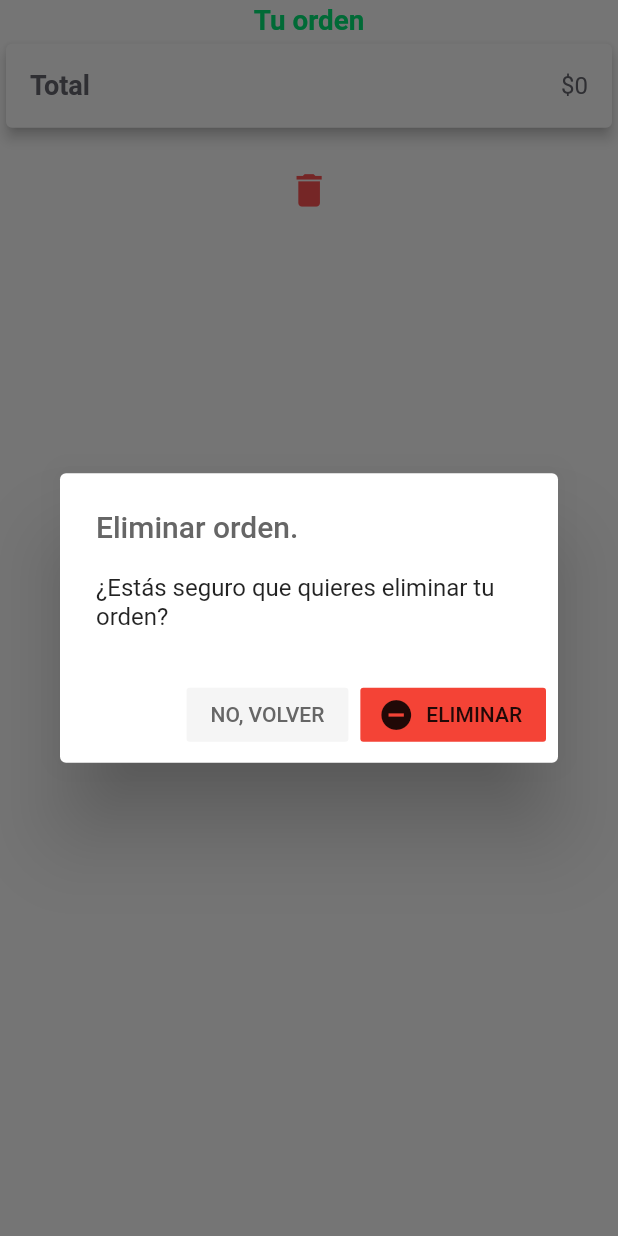
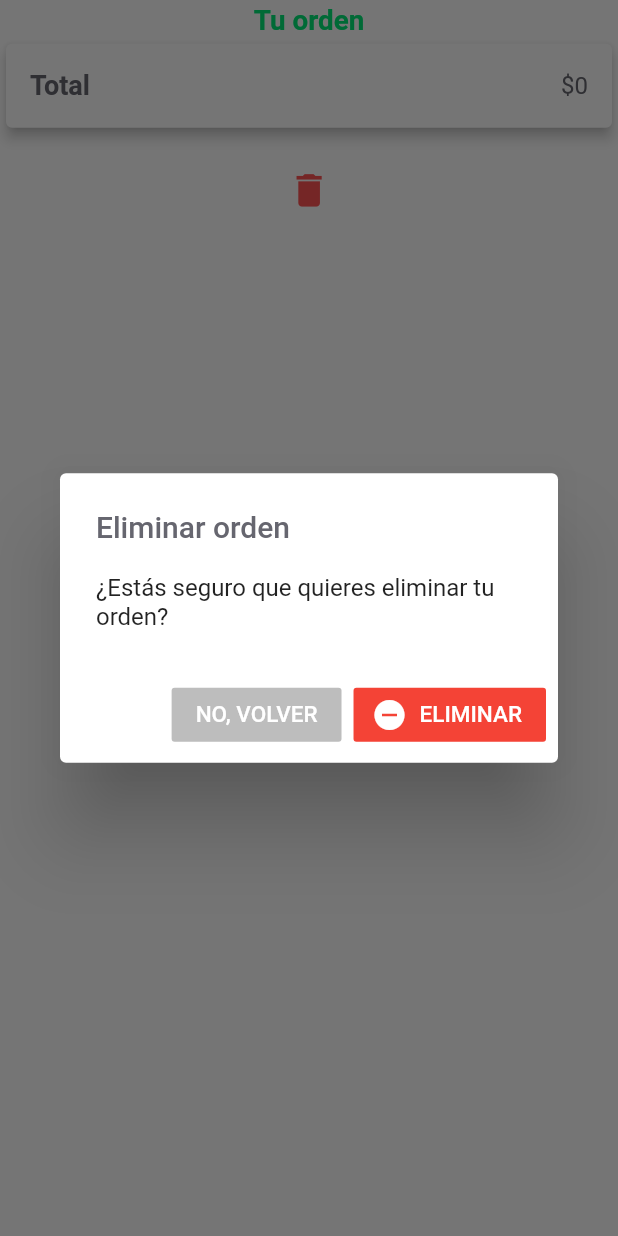
Before and after one commit to jcardenasc93/PideFacilApp, a Flutter app: the OrderManager screen opened directly with empty values, after a tap on the "delete" icon, on a phone screen of 412 x 824 dp. Run offline on Flutter 3.47's test engine with Material 2 defaults, Android fonts, the phone set to English and light mode, and no system bars; our stand-ins replace flutter_dotenv, flutter_screenutil; missing offline and left inert: barcode_scan.

Commit message:
Updates and includes general app styles

```diff
--- a/lib/managers/order_manager.dart
+++ b/lib/managers/order_manager.dart
@@ -85,24 +85,22 @@ class OrderManagerState extends State<OrderManager> {
         builder: (BuildContext context) {
           /// Create the AlertDialog.
           return AlertDialog(
-            title: new Text(
-              'Agrega observaciones a tu pedido',
-              style: TextStyle(
-                color: Color(0xFF666666),
-              ),
-            ),
+            title: new Text('Agrega observaciones a tu pedido',
+                style: appTextStyle.alertTitle),
             content: new TextField(
                 controller: _commentsController,
                 decoration: InputDecoration(
                   hintText: 'Escribe tus observaciones aquí',
                   enabledBorder: new OutlineInputBorder(
-                      borderSide: BorderSide(color: new Color(0xFF00E676)),
+                      borderSide:
+                          BorderSide(color: AppColorPalette["primaryGreen"]),
                       borderRadius: new BorderRadius.circular(8.0)),
                   focusedBorder: new OutlineInputBorder(
-                      borderSide: BorderSide(color: new Color(0xFF00E676)),
+                      borderSide:
+                          BorderSide(color: AppColorPalette["primaryGreen"]),
                       borderRadius: new BorderRadius.circular(8.0)),
                 ),
-                cursorColor: new Color(0xFF00E676),
+                cursorColor: AppColorPalette["primaryGreen"],
                 maxLines: 5,
                 maxLength: 100),
             // These are user options.
@@ -110,17 +108,17 @@ class OrderManagerState extends State<OrderManager> {
               FlatButton(
                 child: Text(
                   'NO, VOLVER',
-                  style: TextStyle(color: Color(0xFF666666)),
+                  style: appTextStyle.textButton,
                 ),
-                color: Colors.grey.shade100,
+                color: Colors.grey.shade400,
                 onPressed: () {
                   Navigator.of(context).pop();
                 },
               ),
               FlatButton.icon(
-                  color: new Color(0xFF00E676),
+                  color: AppColorPalette["primaryGreen"],
                   icon: Icon(Icons.check_circle_rounded, color: Colors.white),
-                  label: Text('OK', style: TextStyle(color: Colors.white)),
+                  label: Text('OK', style: appTextStyle.textButton),
                   onPressed: () {
                     Navigator.of(context).pop();
                     _addComments(index, _commentsController.text);
@@ -139,29 +137,21 @@ class OrderManagerState extends State<OrderManager> {
         builder: (BuildContext context) {
           /// Create the AlertDialog.
           return AlertDialog(
-            title: new Text(
-              'Eliminar orden.',
-              style: TextStyle(
-                color: Color(0xFF666666),
-              ),
-            ),
+            title: new Text('Eliminar orden', style: appTextStyle.alertTitle),
             content: new Text('¿Estás seguro que quieres eliminar tu orden?'),
             // These are user options.
             actions: <Widget>[
               FlatButton(
-                child: Text(
-                  'NO, VOLVER',
-                  style: TextStyle(color: Color(0xFF666666)),
-                ),
-                color: Colors.grey.shade100,
+                child: Text('NO, VOLVER', style: appTextStyle.textButton),
+                color: Colors.grey.shade400,
                 onPressed: () {
                   Navigator.of(context).pop();
                 },
               ),
               FlatButton.icon(
                   color: Colors.red,
-                  icon: Icon(Icons.remove_circle),
-                  label: Text('ELIMINAR'),
+                  icon: Icon(Icons.remove_circle, color: Colors.white),
+                  label: Text('ELIMINAR', style: appTextStyle.textButton),
                   onPressed: () {
                     Navigator.of(context).pop();
                     _deleteOrder();
@@ -218,7 +208,7 @@ class OrderManagerState extends State<OrderManager> {
                   style: new TextStyle(
                     fontSize: ScreenUtil.instance.setSp(18.0),
                     fontWeight: FontWeight.bold,
-                    color: Color(0xFF00E676),
+                    color: AppColorPalette["primaryGreen"]
                   ),
                   textAlign: TextAlign.center,
                 ),
--- a/lib/pages/home.dart
+++ b/lib/pages/home.dart
@@ -168,11 +168,11 @@ class MainPage extends State<HomePage> {
                           width: ScreenUtil.instance.setHeight(230.0),
                           height: ScreenUtil.instance.setHeight(40.0),
                           child: FlatButton.icon(
-                            color: Color(0xFF00E676),
+                            color: AppColorPalette["primaryGreen"],
                             onPressed: _scanQR,
                             icon: new Icon(
                               const IconData(0xE900, fontFamily: 'Qrcode'),
-                              color: Color(0xFFFFFFFF),
+                              color: Colors.white,
                               size: ScreenUtil.instance.setSp(13.0),
                             ),
                             label: Text("ESCANEAR CODIGO QR",
@@ -180,7 +180,7 @@ class MainPage extends State<HomePage> {
                             shape: RoundedRectangleBorder(
                               borderRadius: BorderRadius.circular(8.0),
                               side: BorderSide(
-                                  color: Color(0xFF00E676),
+                                  color: AppColorPalette["primaryGreen"],
                                   width: ScreenUtil.instance.setWidth(2.0)),
                             ),
                           ),
--- a/lib/styles/app_style.dart
+++ b/lib/styles/app_style.dart
@@ -67,11 +67,19 @@ class AppTextStyle {
       TextStyle(fontSize: 16.0, color: AppColorPalette["default"]);
   TextStyle _cardTrailingTiny =
       TextStyle(fontSize: 13.0, color: AppColorPalette["default"]);
+  TextStyle _cardTrailingTinyUnderlined = TextStyle(
+      fontSize: 13.0,
+      decoration: TextDecoration.underline,
+      color: AppColorPalette["default"]);
   TextStyle _cardTrailingTinyStrong = TextStyle(
       fontSize: 13.0,
       fontWeight: FontWeight.w700,
       color: AppColorPalette["default"]);
-  TextStyle _textButton = TextStyle(fontSize: 16.0, color: Colors.white);
+  TextStyle _textButton = TextStyle(fontSize: 15.0, color: Colors.white);
+  TextStyle _alertTitle = TextStyle(
+      fontSize: 20.0,
+      fontWeight: FontWeight.w500,
+      color: AppColorPalette["default"]);
 
   /// Define getters
   TextStyle get homeTitle {
@@ -113,11 +121,20 @@ class AppTextStyle {
   TextStyle get cardTrailingTiny {
     return _cardTrailingTiny;
   }
+
   TextStyle get cardTrailingTinyStrong {
     return _cardTrailingTinyStrong;
+  }
+
+  TextStyle get cardTrailingTinyUnderlined {
+    return _cardTrailingTinyUnderlined;
   }
 
   TextStyle get textButton {
     return _textButton;
   }
+
+  TextStyle get alertTitle {
+    return _alertTitle;
+  }
 }
```
Also changed, not shown: lib/managers/dishes_manager.dart (+3 -8 lines), lib/pages/dishes_list.dart (+4 -3 lines), lib/pages/menus_list.dart (+11 -12 lines), lib/pages/order_view.dart (+39 -57 lines).
